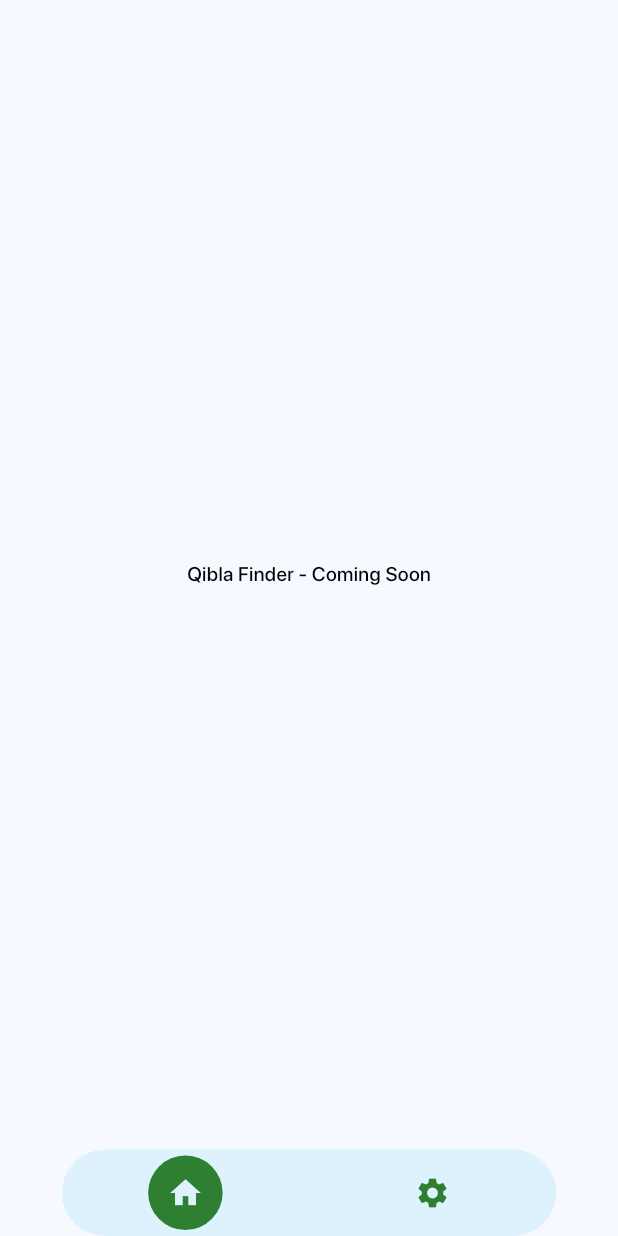
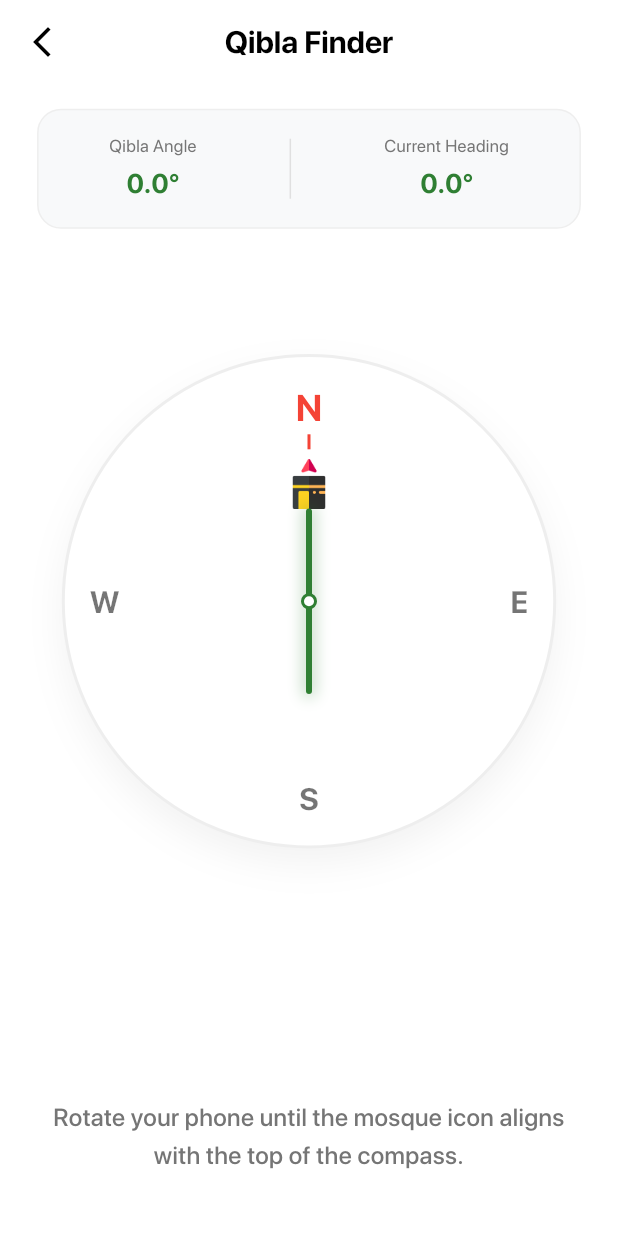
Before and after one commit to iibrahimkahramann/ramadan_app, a Flutter app: the screen it shows after launch, after a tap on "Qibla Finder", on a phone screen of 412 x 824 dp. Run offline on Flutter 3.47's test engine with Material 3 defaults, Android fonts, the light colour scheme and no system bars; drawn by our look-alikes of flutter_snake_navigationbar; our stand-ins replace adhan, flutter_compass, flutter_riverpod, geolocator, go_router, permission_handler.

Commit message:
qibla finder

```diff
--- a/lib/config/router/router.dart
+++ b/lib/config/router/router.dart
@@ -2,6 +2,7 @@ import 'package:flutter/material.dart';
 import 'package:go_router/go_router.dart';
 import 'package:ramadan_app/config/bar/custom_nav_bar.dart';
 import 'package:ramadan_app/views/home/home_view.dart';
+import 'package:ramadan_app/views/qibla_finder/qibla_finder_view.dart';
 import 'package:ramadan_app/views/settings/settings_view.dart';
 import 'package:ramadan_app/views/splash/splash_view.dart';
 export 'package:go_router/go_router.dart' show GoRouter;
@@ -52,14 +53,13 @@ final router = GoRouter(
           path: '/settings',
           pageBuilder: (context, state) =>
               const NoTransitionPage(child: SettingsView()),
+        ), // End of Settings Route
+      ],
     ),
     GoRoute(
       path: '/qibla',
-          pageBuilder: (context, state) => const NoTransitionPage(
-            child: Scaffold(
-              body: Center(child: Text("Qibla Finder - Coming Soon")),
-            ),
-          ),
+      pageBuilder: (context, state) =>
+          const NoTransitionPage(child: QiblaFinderView()),
     ),
     GoRoute(
       path: '/zikirmatik',
@@ -86,8 +86,6 @@ final router = GoRouter(
       ),
     ),
   ],
-    ),
-  ],
 );
 
 final GoRouter appRouter = router;
--- a/lib/providers/tools/quick_tools_provider.dart
+++ b/lib/providers/tools/quick_tools_provider.dart
@@ -8,8 +8,8 @@ final quickToolsProvider = Provider<List<QuickTool>>((ref) {
       id: 'qibla',
       title: 'Qibla Finder',
       subtitle: 'Locate direction',
-      iconPath: 'assets/icons/compass.png',
-      iconColor: const Color(0xFFE67E22),
+      iconPath: 'assets/icons/mosque.png',
+      iconColor: Colors.purple,
       backgroundColor: const Color(0xFFFFF4E8),
       routePath: '/qibla',
     ),
@@ -17,7 +17,7 @@ final quickToolsProvider = Provider<List<QuickTool>>((ref) {
       id: 'zikirmatik',
       title: 'Smart Zikirmatik',
       subtitle: 'Daily Dhikr',
-      iconPath: 'assets/icons/fingerprint.png',
+      iconPath: 'assets/icons/mosque.png',
       iconColor: const Color(0xFF2F7F33),
       backgroundColor: const Color(0xFFE8F5E9),
       routePath: '/zikirmatik',
--- /dev/null
+++ b/lib/views/qibla_finder/qibla_finder_view.dart
@@ -0,0 +1,90 @@
+import 'package:flutter/material.dart';
+import 'package:flutter_riverpod/flutter_riverpod.dart';
+import 'package:go_router/go_router.dart';
+import 'package:ramadan_app/config/theme/custom_theme.dart';
+import 'package:ramadan_app/providers/qibla/qibla_provider.dart';
+import 'package:ramadan_app/widgets/qibla/location_permission_warning.dart';
+import 'package:ramadan_app/widgets/qibla/qibla_compass_widget.dart';
+import 'package:ramadan_app/widgets/qibla/qibla_info_display.dart';
+
+class QiblaFinderView extends ConsumerStatefulWidget {
+  const QiblaFinderView({super.key});
+
+  @override
+  ConsumerState<QiblaFinderView> createState() => _QiblaFinderViewState();
+}
+
+class _QiblaFinderViewState extends ConsumerState<QiblaFinderView> {
+  @override
+  Widget build(BuildContext context) {
+    final qiblaState = ref.watch(qiblaProvider);
+    final heading = qiblaState.heading ?? 0;
+    final qiblaDirection = qiblaState.qiblaDirection ?? 0;
+    final size = MediaQuery.of(context).size;
+
+    return Scaffold(
+      backgroundColor: Colors.white,
+      appBar: AppBar(
+        backgroundColor: Colors.transparent,
+        elevation: 0,
+        leading: IconButton(
+          icon: const Icon(Icons.arrow_back_ios_new, color: Colors.black),
+          onPressed: () => context.pop(),
+        ),
+        title: Text(
+          'Qibla Finder',
+          style: CustomTheme.textTheme(context).bodyLarge?.copyWith(
+            fontSize: size.width * 0.05,
+            fontWeight: FontWeight.bold,
+          ),
+        ),
+        centerTitle: true,
+      ),
+      body: SafeArea(
+        child: Column(
+          children: [
+            SizedBox(height: size.height * 0.02),
+            Padding(
+              padding: EdgeInsets.symmetric(horizontal: size.width * 0.06),
+              child: QiblaInfoDisplay(
+                qiblaDirection: qiblaDirection,
+                heading: heading,
+              ),
+            ),
+            const Spacer(),
+            if (qiblaState.isLoading)
+              const Expanded(child: Center(child: CircularProgressIndicator()))
+            else if (!qiblaState.hasPermission)
+              LocationPermissionWarning(
+                onGrantPermission: () {
+                  ref.read(qiblaProvider.notifier).refreshPermission();
+                },
+              )
+            else
+              Align(
+                alignment: Alignment.center,
+                child: QiblaCompassWidget(
+                  heading: heading,
+                  qiblaDirection: qiblaDirection,
+                ),
+              ),
+            const Spacer(flex: 2),
+            Padding(
+              padding: EdgeInsets.symmetric(horizontal: size.width * 0.08),
+              child: Text(
+                'Rotate your phone until the mosque icon aligns with the top of the compass.',
+                textAlign: TextAlign.center,
+                style: CustomTheme.textTheme(context).bodyMedium?.copyWith(
+                  color: Colors.grey.shade600,
+                  height: 1.5,
+                  fontSize: size.width * 0.04,
+                ),
+              ),
+            ),
+            SizedBox(height: size.height * 0.05),
+          ],
+        ),
+      ),
+    );
+  }
+}
--- /dev/null
+++ b/lib/widgets/qibla/qibla_compass_widget.dart
@@ -0,0 +1,136 @@
+import 'dart:math' as math;
+import 'package:flutter/material.dart';
+import 'package:ramadan_app/config/theme/custom_theme.dart';
+
+class QiblaCompassWidget extends StatelessWidget {
+  final double heading;
+  final double qiblaDirection;
+
+  const QiblaCompassWidget({
+    super.key,
+    required this.heading,
+    required this.qiblaDirection,
+  });
+
+  @override
+  Widget build(BuildContext context) {
+    final screenWidth = MediaQuery.of(context).size.width;
+    final screenHeight = MediaQuery.of(context).size.height;
+
+    return Stack(
+      alignment: Alignment.center,
+      children: [
+        Transform.rotate(
+          angle: -heading * (math.pi / 180),
+          child: Container(
+            width: screenWidth * 0.8,
+            height: screenWidth * 0.8,
+            decoration: BoxDecoration(
+              shape: BoxShape.circle,
+              color: Colors.white,
+              boxShadow: [
+                BoxShadow(
+                  color: Colors.black.withValues(alpha: 0.05),
+                  blurRadius: 20,
+                  offset: const Offset(0, 10),
+                ),
+              ],
+              border: Border.all(color: Colors.grey.shade200, width: 2),
+            ),
+            child: Stack(
+              alignment: Alignment.center,
+              children: [
+                Positioned(
+                  top: screenWidth * 0.04,
+                  child: Column(
+                    children: [
+                      Text(
+                        'N',
+                        style: TextStyle(
+                          color: Colors.red,
+                          fontWeight: FontWeight.bold,
+                          fontSize: screenWidth * 0.06,
+                        ),
+                      ),
+                      Container(width: 2, height: 10, color: Colors.red),
+                    ],
+                  ),
+                ),
+
+                Positioned(
+                  bottom: screenWidth * 0.04,
+                  child: Text(
+                    'S',
+                    style: TextStyle(
+                      color: Colors.black54,
+                      fontWeight: FontWeight.bold,
+                      fontSize: screenWidth * 0.05,
+                    ),
+                  ),
+                ),
+                Positioned(
+                  right: screenWidth * 0.04,
+                  child: Text(
+                    'E',
+                    style: TextStyle(
+                      color: Colors.black54,
+                      fontWeight: FontWeight.bold,
+                      fontSize: screenWidth * 0.05,
+                    ),
+                  ),
+                ),
+                Positioned(
+                  left: screenWidth * 0.04,
+                  child: Text(
+                    'W',
+                    style: TextStyle(
+                      color: Colors.black54,
+                      fontWeight: FontWeight.bold,
+                      fontSize: screenWidth * 0.05,
+                    ),
+                  ),
+                ),
+              ],
+            ),
+          ),
+        ),
+
+        Transform.rotate(
+          angle: (qiblaDirection - heading) * (math.pi / 180),
+          child: Column(
+            mainAxisSize: MainAxisSize.min,
+            children: [
+              Image.asset('assets/icons/mosque.png', width: screenWidth * 0.08),
+              Container(
+                width: 4,
+                height: screenWidth * 0.3,
+                decoration: BoxDecoration(
+                  color: CustomTheme.primaryColor,
+                  borderRadius: BorderRadius.circular(2),
+                  boxShadow: [
+                    BoxShadow(
+                      color: CustomTheme.primaryColor.withValues(alpha: 0.3),
+                      blurRadius: 8,
+                      spreadRadius: 2,
+                    ),
+                  ],
+                ),
+              ),
+              SizedBox(height: screenWidth * 0.08),
+            ],
+          ),
+        ),
+
+        Container(
+          width: screenWidth * 0.04,
+          height: screenHeight * 0.013,
+          decoration: BoxDecoration(
+            color: Colors.white,
+            shape: BoxShape.circle,
+            border: Border.all(color: CustomTheme.primaryColor, width: 2),
+          ),
+        ),
+      ],
+    );
+  }
+}
--- /dev/null
+++ b/lib/widgets/qibla/qibla_info_display.dart
@@ -0,0 +1,63 @@
+import 'package:flutter/material.dart';
+import 'package:ramadan_app/config/theme/custom_theme.dart';
+
+class QiblaInfoDisplay extends StatelessWidget {
+  const QiblaInfoDisplay({
+    super.key,
+    required this.qiblaDirection,
+    required this.heading,
+  });
+
+  final double qiblaDirection;
+  final double heading;
+
+  @override
+  Widget build(BuildContext context) {
+    return Container(
+      padding: const EdgeInsets.all(16),
+      decoration: BoxDecoration(
+        color: const Color(0xFFF8F9FA),
+        borderRadius: BorderRadius.circular(16),
+        border: Border.all(color: Colors.grey.shade200),
+      ),
+      child: Row(
+        mainAxisAlignment: MainAxisAlignment.spaceAround,
+        children: [
+          _buildInfoItem(
+            context,
+            'Qibla Angle',
+            '${qiblaDirection.toStringAsFixed(1)}°',
+          ),
+          Container(height: 40, width: 1, color: Colors.grey.shade300),
+          _buildInfoItem(
+            context,
+            'Current Heading',
+            '${heading.toStringAsFixed(1)}°',
+          ),
+        ],
+      ),
+    );
+  }
+
+  Widget _buildInfoItem(BuildContext context, String label, String value) {
+    return Column(
+      children: [
+        Text(
+          label,
+          style: CustomTheme.textTheme(
+            context,
+          ).bodySmall?.copyWith(color: Colors.grey.shade600),
+        ),
+        const SizedBox(height: 4),
+        Text(
+          value,
+          style: CustomTheme.textTheme(context).bodyLarge?.copyWith(
+            fontWeight: FontWeight.bold,
+            fontSize: 18,
+            color: CustomTheme.primaryColor,
+          ),
+        ),
+      ],
+    );
+  }
+}
--- a/lib/widgets/tools/quick_tool_card.dart
+++ b/lib/widgets/tools/quick_tool_card.dart
@@ -49,7 +49,6 @@ class QuickToolCard extends StatelessWidget {
                   tool.iconPath,
                   width: screenWidth * 0.06,
                   height: screenWidth * 0.06,
-                  color: tool.iconColor,
                   errorBuilder: (context, error, stackTrace) => Icon(
                     Icons.category,
                     color: tool.iconColor,
--- a/pubspec.yaml
+++ b/pubspec.yaml
@@ -38,6 +38,10 @@ dependencies:
   go_router: ^17.0.1
   animated_bottom_navigation_bar: ^1.4.0
   flutter_snake_navigationbar: ^0.6.1
+  flutter_compass: ^0.8.1
+  geolocator: ^14.0.2
+  adhan: ^2.0.0+1
+  permission_handler: ^12.0.1
 
 dev_dependencies:
   flutter_test:
```
Also changed, not shown: lib/providers/qibla/qibla_provider.dart (added, +110 -0 lines), lib/widgets/qibla/location_permission_warning.dart (added, +34 -0 lines), assets/icons/mosque.png (added), pubspec.lock, 8 other files. Lines whose indentation alone changed are shown as unchanged.
